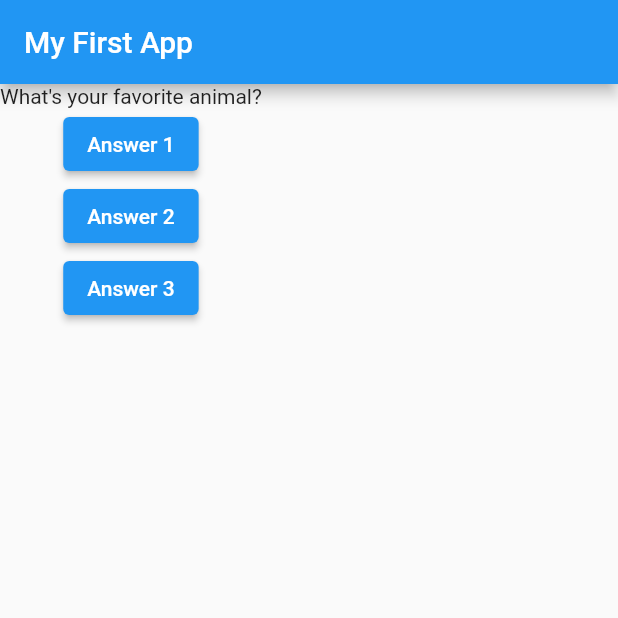
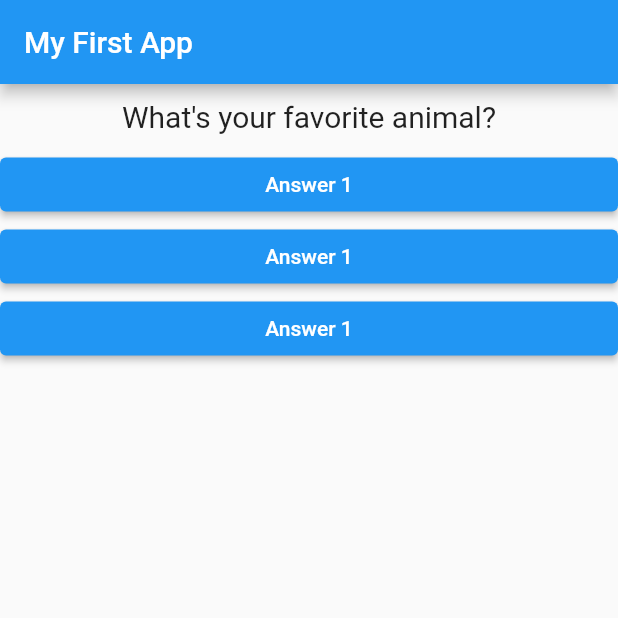
Before and after one commit to AnDamazio/flutter_complete_guide, a Flutter app: the screen it shows after launch, after a tap on "Answer 1", on a phone screen of 412 x 824 dp, the top half of it. Run offline on Flutter 3.47's test engine with Material 2 defaults, Android fonts, the phone set to English and light mode, and no system bars.

Commit message:
Add Answer (button) component, apply lifting the state up concept

```diff
--- /dev/null
+++ b/lib/answer.dart
@@ -0,0 +1,24 @@
+import 'package:flutter/material.dart';
+import 'package:flutter/src/foundation/key.dart';
+import 'package:flutter/src/widgets/framework.dart';
+
+class Answer extends StatelessWidget {
+  // ignore: use_key_in_widget_constructors
+  const Answer(this.selectHandler);
+
+  final VoidCallback selectHandler;
+
+  @override
+  Widget build(BuildContext context) {
+    return SizedBox(
+      width: double.infinity,
+      child: ElevatedButton(
+        onPressed: selectHandler,
+        style: ButtonStyle(
+          backgroundColor: MaterialStateProperty.all(Colors.blue),
+        ),
+        child: const Text('Answer 1'),
+      ),
+    );
+  }
+}
--- a/lib/main.dart
+++ b/lib/main.dart
@@ -1,7 +1,9 @@
 import 'package:flutter/material.dart';
+import 'package:flutter_complete_guide/answer.dart';
+import './question.dart';
 
 void main() {
-  runApp(MyApp());
+  runApp(const MyApp());
 }
 
 class MyApp extends StatefulWidget {
@@ -11,18 +13,18 @@ class MyApp extends StatefulWidget {
   State<StatefulWidget> createState() {
     // ignore: todo
     // TODO: implement createState
-    return MyAppState();
+    return _MyAppState();
   }
 }
 
-class MyAppState extends State<MyApp> {
-  var questionIndex = 0;
+class _MyAppState extends State<MyApp> {
+  var _questionIndex = 0;
 
   @override
   Widget build(BuildContext context) {
-    void answerQuestion() {
+    void _answerQuestion() {
       setState(() {
-        questionIndex = questionIndex + 1;
+        _questionIndex = _questionIndex + 1;
       });
       print('Answer chosen!');
     }
@@ -38,19 +40,10 @@ class MyAppState extends State<MyApp> {
         ),
         body: Column(
           children: [
-            Text(questions.elementAt(questionIndex)),
-            ElevatedButton(
-              onPressed: answerQuestion,
-              child: const Text('Answer 1'),
-            ),
-            ElevatedButton(
-              onPressed: answerQuestion,
-              child: const Text('Answer 2'),
-            ),
-            ElevatedButton(
-              onPressed: answerQuestion,
-              child: const Text('Answer 3'),
-            )
+            Question(questionText: questions[_questionIndex]),
+            Answer(_answerQuestion),
+            Answer(_answerQuestion),
+            Answer(_answerQuestion),
           ],
         ),
       ),
--- /dev/null
+++ b/lib/question.dart
@@ -0,0 +1,20 @@
+import 'package:flutter/material.dart';
+
+class Question extends StatelessWidget {
+  const Question({Key? key, required this.questionText}) : super(key: key);
+
+  final String questionText;
+
+  @override
+  Widget build(BuildContext context) {
+    return Container(
+      width: double.infinity,
+      margin: const EdgeInsets.all(10),
+      child: Text(
+        questionText,
+        style: const TextStyle(fontSize: 20),
+        textAlign: TextAlign.center,
+      ),
+    );
+  }
+}
```
